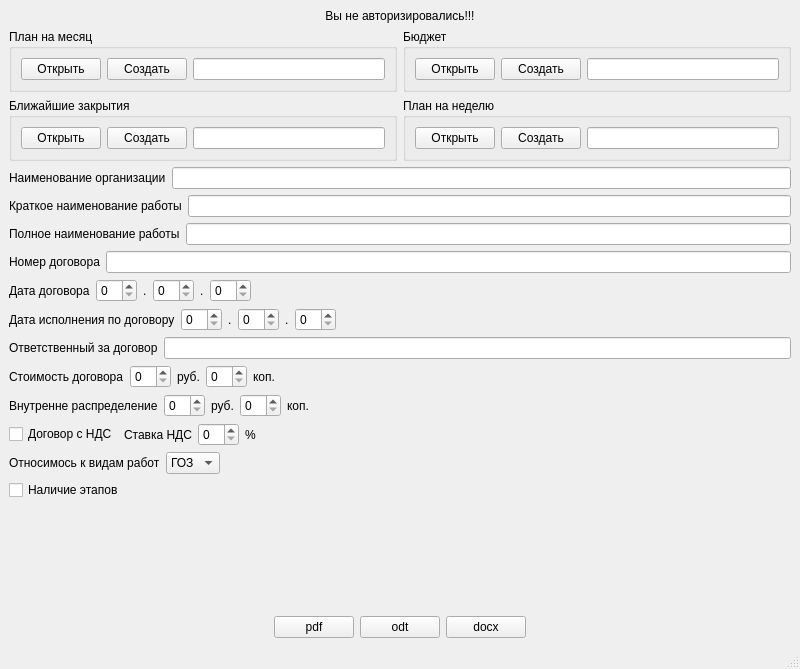
Old version of the form prilogenie/mainwindow.ui in the repository parlamentyor/auto_correct_plan.
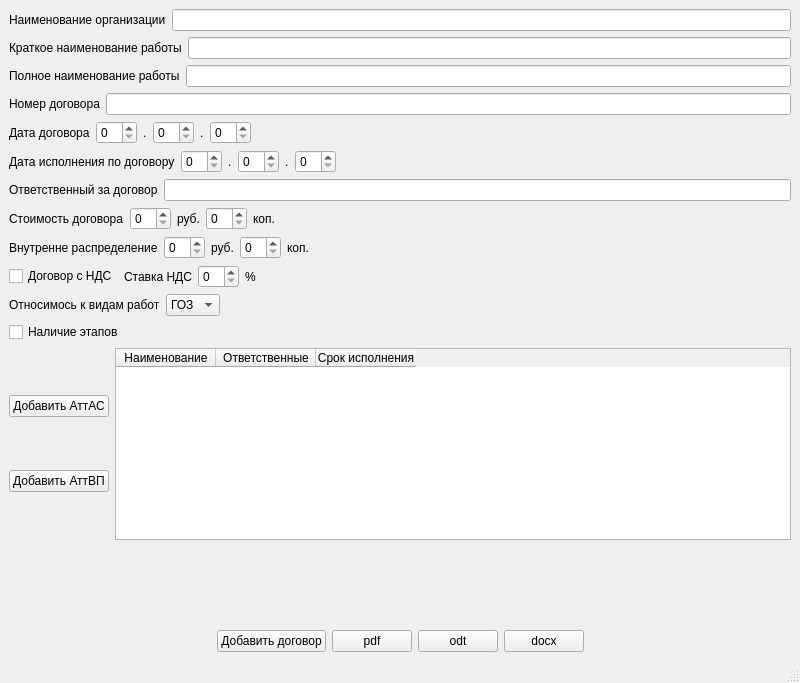
New version of the form.

```diff
--- a/prilogenie/mainwindow.ui
+++ b/prilogenie/mainwindow.ui
@@ -7,135 +7,16 @@
     <x>0</x>
     <y>0</y>
     <width>800</width>
-    <height>669</height>
+    <height>683</height>
    </rect>
   </property>
   <property name="windowTitle">
    <string>MainWindow</string>
   </property>
   <widget class="QWidget" name="centralwidget">
-   <layout class="QVBoxLayout" name="verticalLayout">
+   <layout class="QVBoxLayout" name="verticalLayout_2">
     <item>
-     <widget class="QLabel" name="lb_authorization">
-      <property name="text">
-       <string>Вы не авторизировались!!!</string>
-      </property>
-      <property name="alignment">
-       <set>Qt::AlignCenter</set>
-      </property>
-     </widget>
-    </item>
-    <item>
-     <layout class="QHBoxLayout" name="horizontalLayout_13">
-      <item>
-       <widget class="QGroupBox" name="gb_plan_month">
-        <property name="title">
-         <string>План на месяц</string>
-        </property>
-        <layout class="QHBoxLayout" name="horizontalLayout_17">
-         <item>
-          <widget class="QPushButton" name="pb_open_plan_month">
-           <property name="text">
-            <string>Открыть</string>
-           </property>
-          </widget>
-         </item>
-         <item>
-          <widget class="QPushButton" name="pb_create_plan_month">
-           <property name="text">
-            <string>Создать</string>
-           </property>
-          </widget>
-         </item>
-         <item>
-          <widget class="QLineEdit" name="le_plan_month"/>
-         </item>
-        </layout>
-       </widget>
-      </item>
-      <item>
-       <widget class="QGroupBox" name="gb_budget">
-        <property name="title">
-         <string>Бюджет</string>
-        </property>
-        <layout class="QHBoxLayout" name="horizontalLayout_18">
-         <item>
-          <widget class="QPushButton" name="pb_open_budget">
-           <property name="text">
-            <string>Открыть</string>
-           </property>
-          </widget>
-         </item>
-         <item>
-          <widget class="QPushButton" name="pb_create_budget">
-           <property name="text">
-            <string>Создать</string>
-           </property>
-          </widget>
-         </item>
-         <item>
-          <widget class="QLineEdit" name="le_budget"/>
-         </item>
-        </layout>
-       </widget>
-      </item>
-     </layout>
-    </item>
-    <item>
-     <layout class="QHBoxLayout" name="horizontalLayout_14">
-      <item>
-       <widget class="QGroupBox" name="gb_contract_end">
-        <property name="title">
-         <string>Ближайшие закрытия</string>
-        </property>
-        <layout class="QHBoxLayout" name="horizontalLayout_19">
-         <item>
-          <widget class="QPushButton" name="pb_open_contract_end">
-           <property name="text">
-            <string>Открыть</string>
-           </property>
-          </widget>
-         </item>
-         <item>
-          <widget class="QPushButton" name="pb_create_contract_end">
-           <property name="text">
-            <string>Создать</string>
-           </property>
-          </widget>
-         </item>
-         <item>
-          <widget class="QLineEdit" name="le_contract_end"/>
-         </item>
-        </layout>
-       </widget>
-      </item>
-      <item>
-       <widget class="QGroupBox" name="gb_plan_week">
-        <property name="title">
-         <string>План на неделю</string>
-        </property>
-        <layout class="QHBoxLayout" name="horizontalLayout_20">
-         <item>
-          <widget class="QPushButton" name="pb_open_plan_week">
-           <property name="text">
-            <string>Открыть</string>
-           </property>
-          </widget>
-         </item>
-         <item>
-          <widget class="QPushButton" name="pb_create_plan_week">
-           <property name="text">
-            <string>Создать</string>
-           </property>
-          </widget>
-         </item>
-         <item>
-          <widget class="QLineEdit" name="le_plan_week"/>
-         </item>
-        </layout>
-       </widget>
-      </item>
-     </layout>
+     <layout class="QHBoxLayout" name="horizontalLayout_13"/>
     </item>
     <item>
      <layout class="QHBoxLayout" name="horizontalLayout_5">
@@ -555,6 +436,47 @@
       </property>
      </widget>
     </item>
+    <item>
+     <layout class="QGridLayout" name="gridLayout">
+      <item row="0" column="0">
+       <layout class="QVBoxLayout" name="verticalLayout">
+        <item>
+         <widget class="QPushButton" name="pb_add_work_att_as">
+          <property name="text">
+           <string>Добавить АттАС</string>
+          </property>
+         </widget>
+        </item>
+        <item>
+         <widget class="QPushButton" name="pb_add_work_att_vp">
+          <property name="text">
+           <string>Добавить АттВП</string>
+          </property>
+         </widget>
+        </item>
+       </layout>
+      </item>
+      <item row="0" column="1">
+       <widget class="QTableWidget" name="table_work">
+        <column>
+         <property name="text">
+          <string>Наименование</string>
+         </property>
+        </column>
+        <column>
+         <property name="text">
+          <string>Ответственные</string>
+         </property>
+        </column>
+        <column>
+         <property name="text">
+          <string>Срок исполнения</string>
+         </property>
+        </column>
+       </widget>
+      </item>
+     </layout>
+    </item>
     <item>
      <spacer name="verticalSpacer">
       <property name="orientation">
@@ -583,6 +505,13 @@
         </property>
        </spacer>
       </item>
+      <item>
+       <widget class="QPushButton" name="pb_add_contract">
+        <property name="text">
+         <string>Добавить договор</string>
+        </property>
+       </widget>
+      </item>
       <item>
        <widget class="QPushButton" name="pb_pdf">
         <property name="enabled">
```
